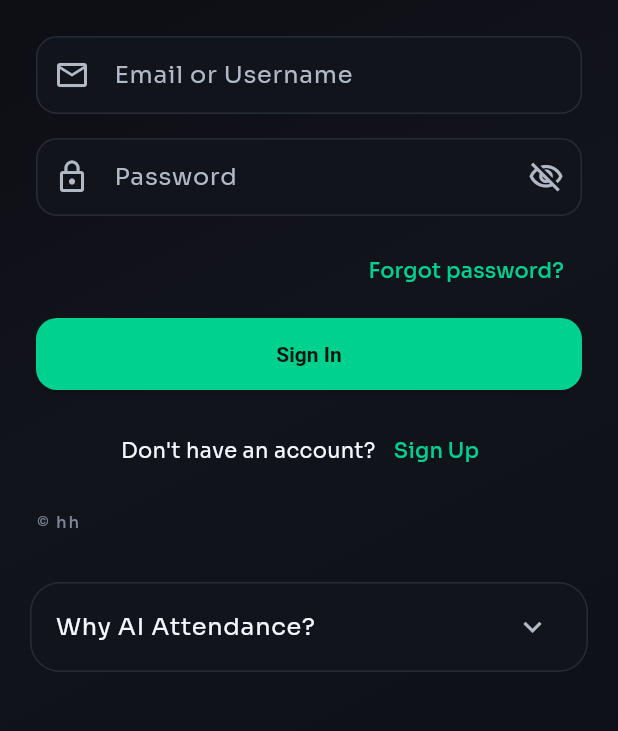
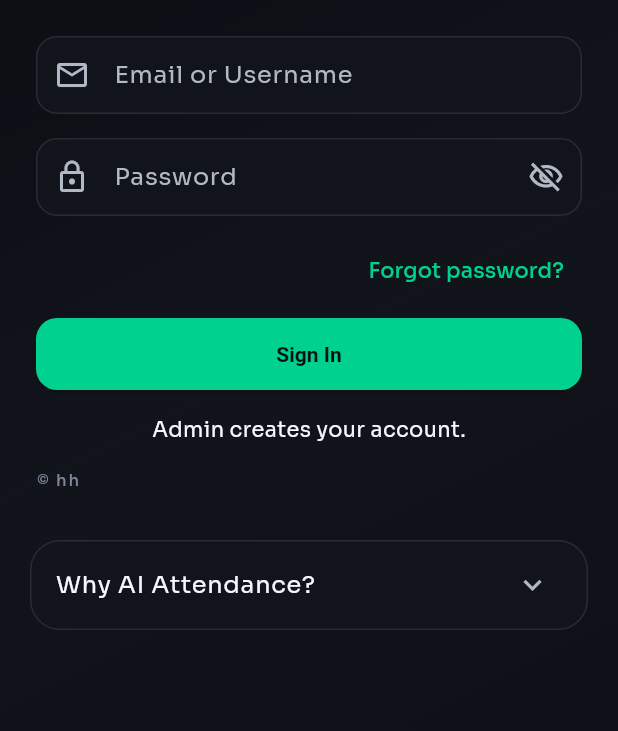
Before and after one commit to hameelhusnain/ai-attendance-system, a Flutter app: the screen it shows after launch, on a phone screen of 412 x 824 dp, the part 276-1007 px from its top. Run offline on Flutter 3.47's test engine with Material 3 defaults, Android fonts, the phone set to English and light mode, and no system bars; our stand-ins replace go_router, google_fonts.

```diff
--- a/ai_attendance_system/lib/core/routing/app_router.dart
+++ b/ai_attendance_system/lib/core/routing/app_router.dart
@@ -2,7 +2,6 @@ import 'package:flutter/material.dart';
 import 'package:go_router/go_router.dart';
 import '../../core/widgets/app_shell.dart';
 import '../../features/auth/presentation/login_screen.dart';
-import '../../features/auth/presentation/signup_screen.dart';
 import '../../features/dashboard/presentation/dashboard_screen.dart';
 import '../../features/attendance/presentation/attendance_screen.dart';
 import '../../features/students/presentation/student_detail_screen.dart';
@@ -22,11 +21,6 @@ class AppRouter {
         path: '/',
         name: 'login',
         pageBuilder: (context, state) => _fade(const LoginScreen()),
-      ),
-      GoRoute(
-        path: '/signup',
-        name: 'signup',
-        pageBuilder: (context, state) => _fade(const SignupScreen()),
       ),
       ShellRoute(
         builder: (context, state, child) => AppShell(
--- a/ai_attendance_system/lib/features/auth/presentation/login_screen.dart
+++ b/ai_attendance_system/lib/features/auth/presentation/login_screen.dart
@@ -103,11 +103,7 @@ class _LoginScreenState extends State<LoginScreen> {
       footer: Row(
         mainAxisAlignment: MainAxisAlignment.center,
         children: [
-          const Text("Don't have an account?"),
-          TextButton(
-            onPressed: () => context.go('/signup'),
-            child: const Text('Sign Up'),
-          ),
+          const Text("Admin creates your account."),
         ],
       ),
     );
```
Also changed, not shown: 1 other file.
